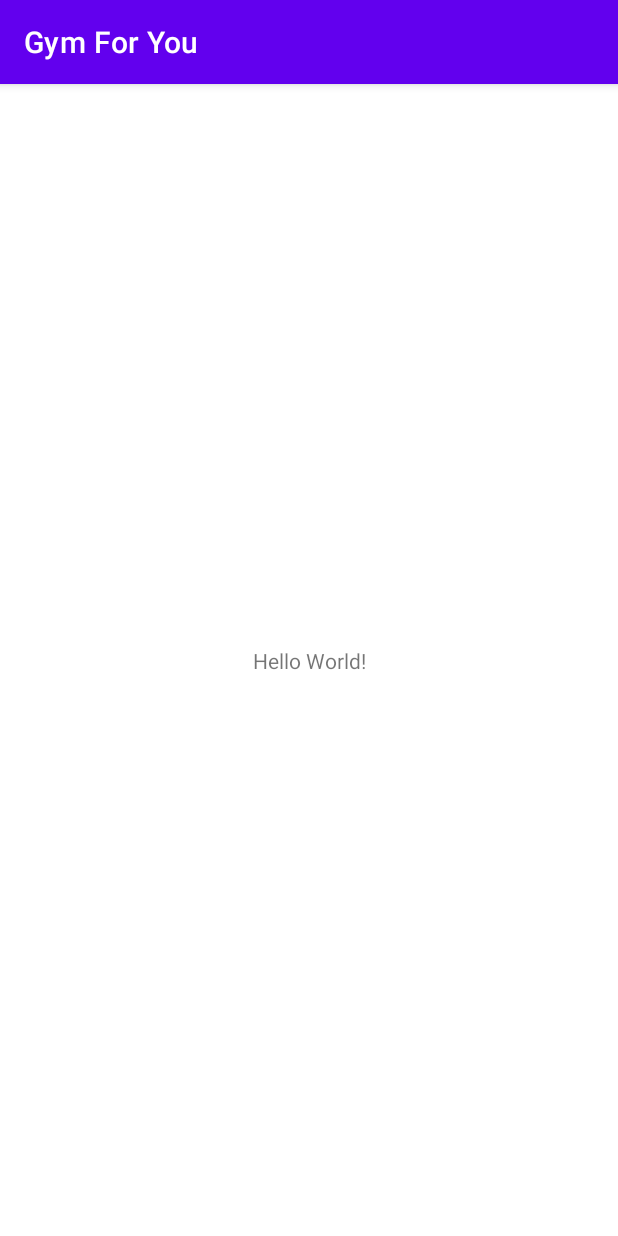
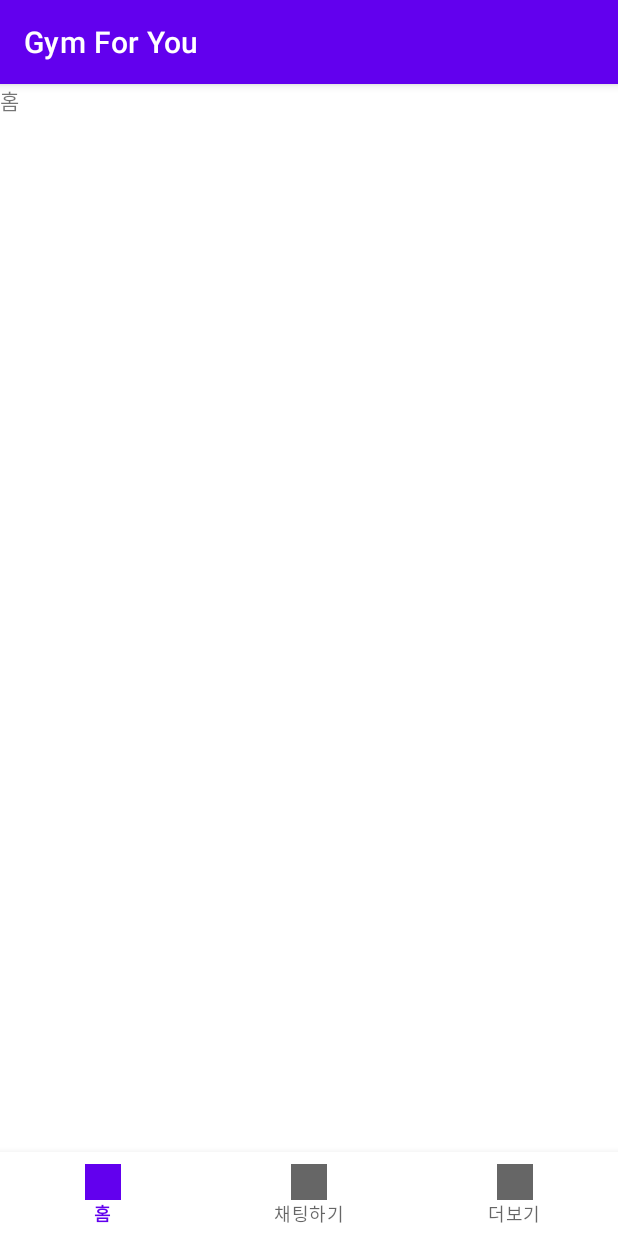
Before and after one commit to moongeon/Gym-For-u-android, an Android app: the screen it shows after launch (MainActivity), on a phone screen of 412 x 824 dp. Run offline under Robolectric (Android 15) with nearby library versions, the phone set to English and light mode, and no system bars; our stand-ins replace Dagger/Hilt's generated code, data binding, navigation-ui.

Commit message:
Add : BottomNavigation

```diff
--- a/app/src/main/AndroidManifest.xml
+++ b/app/src/main/AndroidManifest.xml
@@ -3,6 +3,7 @@
     package="com.mungeun.gymforyou">
 
     <application
+        android:name=".MainApplication"
         android:allowBackup="true"
         android:icon="@mipmap/ic_launcher"
         android:label="@string/app_name"
@@ -14,7 +15,6 @@
             android:exported="true">
             <intent-filter>
                 <action android:name="android.intent.action.MAIN" />
-
                 <category android:name="android.intent.category.LAUNCHER" />
             </intent-filter>
         </activity>
--- /dev/null
+++ b/app/src/main/java/com/mungeun/gymforyou/HomeFragment.kt
@@ -0,0 +1,25 @@
+package com.mungeun.gymforyou
+
+import android.os.Bundle
+import androidx.fragment.app.Fragment
+import android.view.LayoutInflater
+import android.view.View
+import android.view.ViewGroup
+import com.mungeun.gymforyou.databinding.FragmentHomeBinding
+
+class HomeFragment : Fragment() {
+
+    private lateinit var mBinding : FragmentHomeBinding
+
+    override fun onCreateView(
+        inflater: LayoutInflater, container: ViewGroup?,
+        savedInstanceState: Bundle?
+    ): View? {
+        val binding = FragmentHomeBinding.inflate(inflater,container,false)
+        mBinding = binding
+
+        return mBinding.root
+    }
+
+
+}
--- a/app/src/main/java/com/mungeun/gymforyou/MainActivity.kt
+++ b/app/src/main/java/com/mungeun/gymforyou/MainActivity.kt
@@ -2,10 +2,37 @@ package com.mungeun.gymforyou
 
 import androidx.appcompat.app.AppCompatActivity
 import android.os.Bundle
+import androidx.navigation.NavController
+import androidx.navigation.fragment.NavHostFragment
+import androidx.navigation.ui.AppBarConfiguration
+import androidx.navigation.ui.NavigationUI
+import androidx.navigation.ui.setupWithNavController
+import com.google.android.material.bottomnavigation.BottomNavigationView
+import com.mungeun.gymforyou.databinding.ActivityMainBinding
+import dagger.hilt.android.AndroidEntryPoint
 
+@AndroidEntryPoint
 class MainActivity : AppCompatActivity() {
+
+    private lateinit var mBinding : ActivityMainBinding
+    private lateinit var navController : NavController
+
     override fun onCreate(savedInstanceState: Bundle?) {
         super.onCreate(savedInstanceState)
-        setContentView(R.layout.activity_main)
+        mBinding = ActivityMainBinding.inflate(layoutInflater)
+        setContentView(mBinding.root)
+
+        val navHostFragment = supportFragmentManager.findFragmentById(R.id.nav_host) as NavHostFragment
+        navController = navHostFragment.navController
+
+        //Setup bottom navigation
+        NavigationUI.setupWithNavController(mBinding.bottomNav, navController)
+        //val bottomNavigationView = findViewById<BottomNavigationView>(R.id.bottom_nav)
+        //bottomNavigationView.setupWithNavController(navController)
+
+
+
+
+
     }
 }
--- /dev/null
+++ b/app/src/main/java/com/mungeun/gymforyou/MainApplication.kt
@@ -0,0 +1,8 @@
+package com.mungeun.gymforyou
+
+import android.app.Application
+import dagger.hilt.android.HiltAndroidApp
+
+@HiltAndroidApp
+class MainApplication : Application(){
+}
--- a/app/src/main/res/layout/activity_main.xml
+++ b/app/src/main/res/layout/activity_main.xml
@@ -1,18 +1,25 @@
 <?xml version="1.0" encoding="utf-8"?>
-<androidx.constraintlayout.widget.ConstraintLayout xmlns:android="http://schemas.android.com/apk/res/android"
-    xmlns:app="http://schemas.android.com/apk/res-auto"
-    xmlns:tools="http://schemas.android.com/tools"
-    android:layout_width="match_parent"
-    android:layout_height="match_parent"
-    tools:context=".MainActivity">
+<layout xmlns:android="http://schemas.android.com/apk/res/android"
+    xmlns:app="http://schemas.android.com/apk/res-auto">
 
-    <TextView
-        android:layout_width="wrap_content"
-        android:layout_height="wrap_content"
-        android:text="Hello World!"
-        app:layout_constraintBottom_toBottomOf="parent"
-        app:layout_constraintLeft_toLeftOf="parent"
-        app:layout_constraintRight_toRightOf="parent"
-        app:layout_constraintTop_toTopOf="parent" />
+    <LinearLayout
+        android:layout_width="match_parent"
+        android:layout_height="match_parent"
+        android:orientation="vertical">
 
-</androidx.constraintlayout.widget.ConstraintLayout>
+        <androidx.fragment.app.FragmentContainerView
+            android:id="@+id/nav_host"
+            android:name="androidx.navigation.fragment.NavHostFragment"
+            android:layout_width="match_parent"
+            android:layout_height="0dp"
+            android:layout_weight="1"
+            app:defaultNavHost="true"
+            app:navGraph="@navigation/nav_graphs" />
+
+        <com.google.android.material.bottomnavigation.BottomNavigationView
+            android:id="@+id/bottom_nav"
+            android:layout_width="match_parent"
+            android:layout_height="wrap_content"
+            app:menu="@menu/bottom_nav" />
+    </LinearLayout>
+</layout>
--- /dev/null
+++ b/app/src/main/res/layout/fragment_home.xml
@@ -0,0 +1,15 @@
+<?xml version="1.0" encoding="utf-8"?>
+<layout xmlns:android="http://schemas.android.com/apk/res/android"
+    xmlns:tools="http://schemas.android.com/tools">
+<FrameLayout
+    android:layout_width="match_parent"
+    android:layout_height="match_parent"
+    tools:context=".HomeFragment">
+
+    <TextView
+        android:layout_width="match_parent"
+        android:layout_height="match_parent"
+        android:text="홈" />
+
+</FrameLayout>
+</layout>
--- /dev/null
+++ b/app/src/main/res/menu/bottom_nav.xml
@@ -0,0 +1,18 @@
+<?xml version="1.0" encoding="utf-8"?>
+<menu xmlns:android="http://schemas.android.com/apk/res/android">
+<item
+    android:id="@+id/homeFragment"
+    android:title="@string/title_home"
+    android:icon="@drawable/ic_launcher_background"
+    />
+    <item
+        android:id="@+id/chattingFragment"
+        android:title="@string/title_chatting"
+        android:icon="@drawable/ic_launcher_background"
+        />
+    <item
+        android:id="@+id/seeMoreFragment"
+        android:title="@string/title_seeMore"
+        android:icon="@drawable/ic_launcher_background"
+        />
+</menu>
--- /dev/null
+++ b/app/src/main/res/navigation/nav_graphs.xml
@@ -0,0 +1,20 @@
+<?xml version="1.0" encoding="utf-8"?>
+<navigation xmlns:android="http://schemas.android.com/apk/res/android"
+    xmlns:app="http://schemas.android.com/apk/res-auto"
+    xmlns:tools="http://schemas.android.com/tools"
+    android:id="@+id/nav_graphs"
+    app:startDestination="@id/homeFragment">
+
+    <fragment
+        android:id="@+id/homeFragment"
+        android:name="com.mungeun.gymforyou.HomeFragment"
+        android:label="HomeFragment" />
+    <fragment
+        android:id="@+id/chattingFragment"
+        android:name="com.mungeun.gymforyou.ChattingFragment"
+        android:label="ChattingFragment" />
+    <fragment
+        android:id="@+id/seeMoreFragment"
+        android:name="com.mungeun.gymforyou.SeeMoreFragment"
+        android:label="SeeMoreFragment" />
+</navigation>
--- a/app/src/main/res/values/strings.xml
+++ b/app/src/main/res/values/strings.xml
@@ -1,3 +1,8 @@
 <resources>
     <string name="app_name">Gym For You</string>
+    <string name="title_home">홈</string>
+    <string name="title_chatting">채팅하기</string>
+    <string name="title_seeMore">더보기</string>
+    <!-- TODO: Remove or change this placeholder text -->
+    <string name="hello_blank_fragment">Hello blank fragment</string>
 </resources>
```
Also changed, not shown: app/build.gradle (+3 -5 lines), app/src/main/java/com/mungeun/gymforyou/ChattingFragment.kt (added, +23 -0 lines), app/src/main/java/com/mungeun/gymforyou/SeeMoreFragment.kt (added, +24 -0 lines), app/src/main/res/layout/fragment_chatting.xml (added, +16 -0 lines), app/src/main/res/layout/fragment_see_more.xml (added, +17 -0 lines), app/src/main/res/values/themes.xml (+7 -1 lines).
